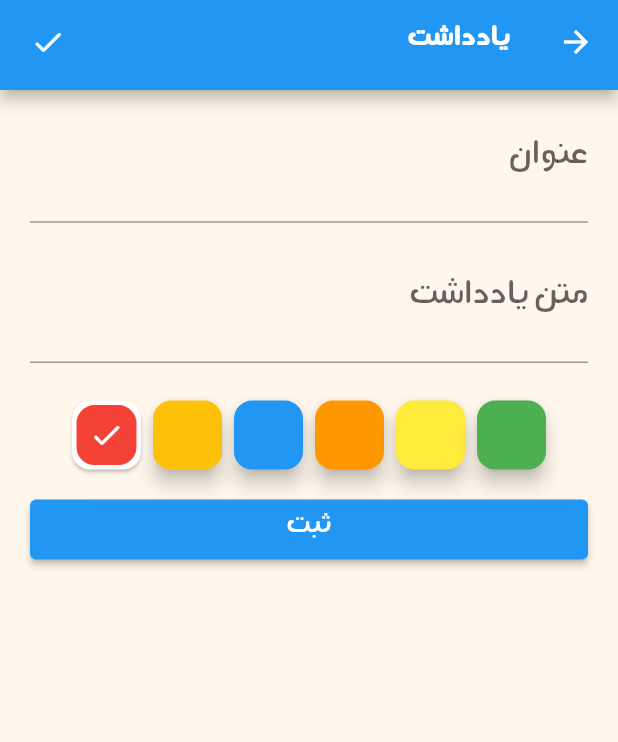
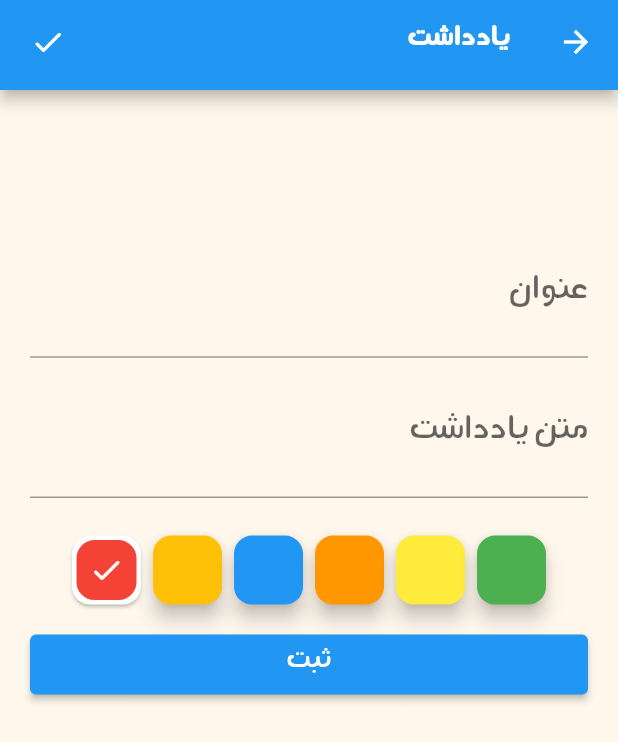
Before and after one commit to samad-nkarimi/today_app, a Flutter app: the FormWidget screen opened by its route, on a phone screen of 412 x 824 dp. Shown: the top 742 px of the screen. Run offline on Flutter 3.47's test engine with Material 2 defaults, Android fonts, the phone set to English and light mode, and no system bars; our stand-ins replace bloc, dotted_border, equatable, flutter_bloc, flutter_local_notifications, flutter_svg and 2 more; missing offline and left inert: flutter_email_sender, store_redirect; accounts and stored records are empty.

Commit message:
try adding history notes

```diff
--- a/lib/screens/home_page.dart
+++ b/lib/screens/home_page.dart
@@ -77,7 +77,7 @@ class _HomePageState extends State<HomePage> {
       body: Builder(builder: (BuildContext context) {
         return Container(
           // color: Colors.blue.shade100,
-          height: double.infinity,
+          // height: double.infinity,
           decoration: const BoxDecoration(
             image: DecorationImage(
               image: AssetImage("assets/images/earth.jpg"),
@@ -137,6 +137,7 @@ class _HomePageState extends State<HomePage> {
                           ListView(
                             shrinkWrap: true,
                             scrollDirection: Axis.vertical,
+                            reverse: true,
                             children: [
                               for (int i = 0; i < notes.length; i++)
                                 NoteItem(notes[i]),
--- a/lib/widgets/form_widget.dart
+++ b/lib/widgets/form_widget.dart
@@ -93,6 +93,32 @@ class _FormWidgetState extends State<FormWidget> {
                 key: _formKey,
                 child: Column(
                   children: <Widget>[
+                    Container(
+                        height: 90,
+                        child: FutureBuilder<Notes>(
+                          future: BlocProvider.of<NoteBloc>(context)
+                              .databaseProvider
+                              .notes
+                              .call(),
+                          builder: (context, ss) {
+                            List<Note> notes = ss.data!.notesList;
+                            return ListView(
+                              shrinkWrap: true,
+                              scrollDirection: Axis.horizontal,
+                              children: [
+                                for (int i = 0; i < notes.length; i++)
+                                  Container(
+                                    margin: const EdgeInsets.all(5),
+                                    width: 80,
+                                    height: 80,
+                                    decoration:
+                                        const BoxDecoration(color: Colors.blue),
+                                    child: Text(notes[i].title),
+                                  )
+                              ],
+                            );
+                          },
+                        )),
                     Padding(
                       padding: const EdgeInsets.symmetric(
                           horizontal: 20.0, vertical: 5.0),
```
Also changed, not shown: lib/blocs/note/note_bloc.dart (+22 -22 lines), lib/widgets/note_item_widget.dart (+5 -3 lines).
